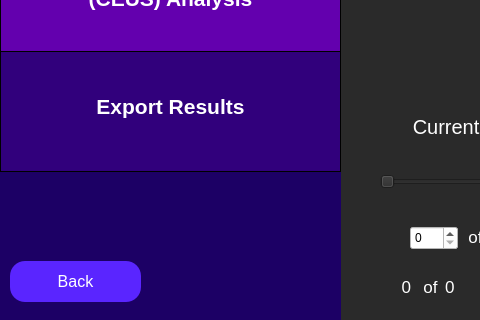
davidspector67/QusTools, file CeusMcTool2d/ceusAnalysis.ui: the form before one commit; both pictures show x 0 to 480 and y 429 to 749 of the 1175 by 749 pixel window.
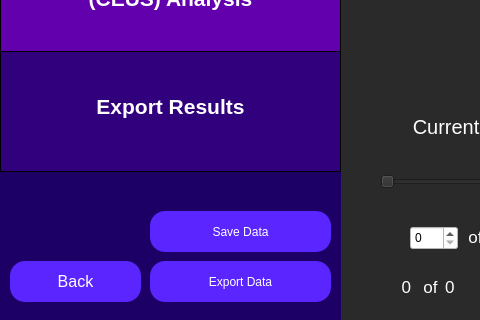
The form after the commit.

Commit message: 2d MC export data works

The edit to the form file:
```diff
--- a/CeusMcTool2d/ceusAnalysis.ui
+++ b/CeusMcTool2d/ceusAnalysis.ui
@@ -1119,6 +1119,60 @@
     <set>Qt::NoTextInteraction</set>
    </property>
   </widget>
+  <widget class="QPushButton" name="saveDataButton">
+   <property name="geometry">
+    <rect>
+     <x>150</x>
+     <y>640</y>
+     <width>181</width>
+     <height>41</height>
+    </rect>
+   </property>
+   <property name="styleSheet">
+    <string notr="true">QPushButton {
+	color: white;
+	font-size: 12px;
+	background: rgb(90, 37, 255);
+	border-radius: 15px;
+}
+QPushButton:checked {
+	color:white; 
+	font-size: 12px;
+	background: rgb(45, 0, 110);
+	border-radius: 15px;
+}</string>
+   </property>
+   <property name="text">
+    <string>Save Data</string>
+   </property>
+  </widget>
+  <widget class="QPushButton" name="exportDataButton">
+   <property name="geometry">
+    <rect>
+     <x>150</x>
+     <y>690</y>
+     <width>181</width>
+     <height>41</height>
+    </rect>
+   </property>
+   <property name="styleSheet">
+    <string notr="true">QPushButton {
+	color: white;
+	font-size: 12px;
+	background: rgb(90, 37, 255);
+	border-radius: 15px;
+}
+QPushButton:checked {
+	color:white; 
+	font-size: 12px;
+	background: rgb(45, 0, 110);
+	border-radius: 15px;
+}</string>
+   </property>
+   <property name="text">
+    <string>Export Data</string>
+   </property>
+  </widget>
  </widget>
  <resources/>
  <connections/>
```
The commit also changes 14 other files.
